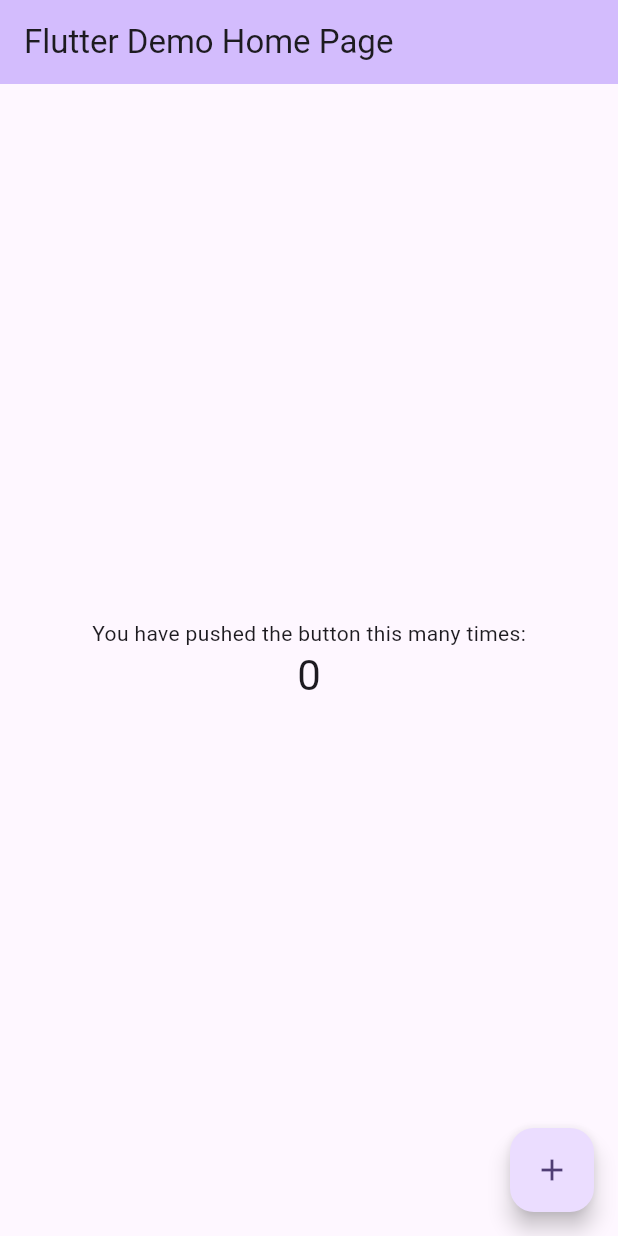
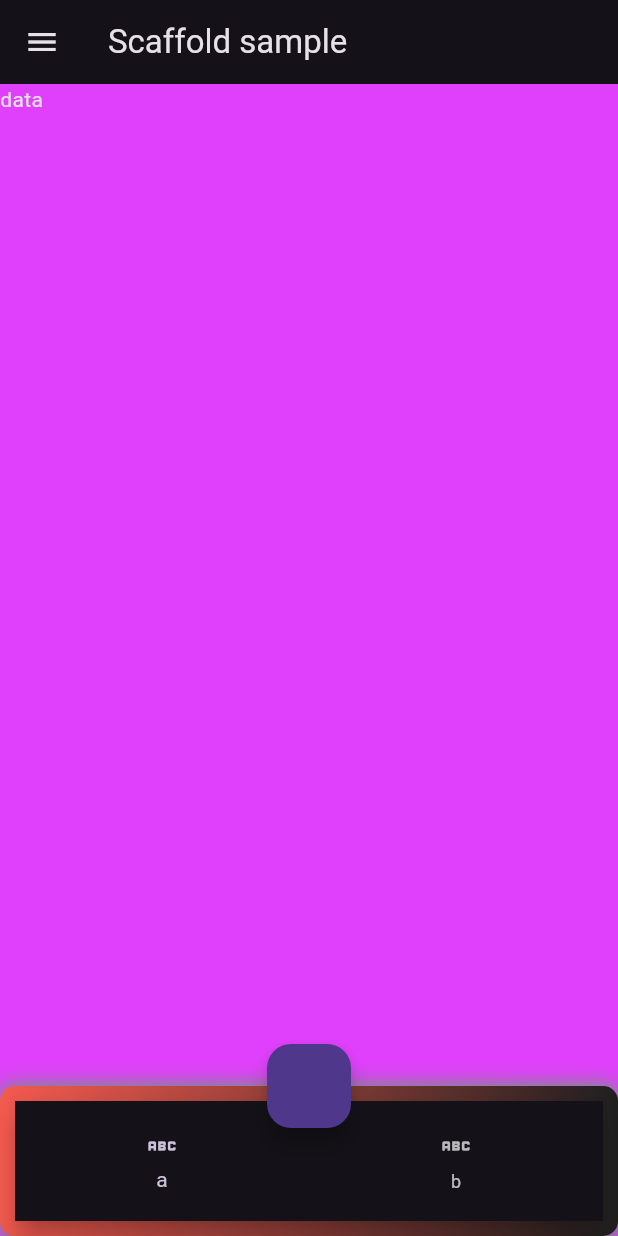
Before and after one commit to senaykeskin/flutter_exercises, a Flutter app: the screen it shows after launch, on a phone screen of 412 x 824 dp. Run offline on Flutter 3.47's test engine with Material 3 defaults, Android fonts, the light colour scheme and no system bars.

Commit message:
basic components were learned
- Text
- SizedBox
- Container
- Scaffold

```diff
--- /dev/null
+++ b/lib/101/container_sized_box_learn.dart
@@ -0,0 +1,58 @@
+import 'package:flutter/material.dart';
+
+class ContainerSizedBoxLearn extends StatelessWidget {
+  @override
+  Widget build(BuildContext context) {
+    return Scaffold(
+      appBar: AppBar(),
+      body: Column(
+        children: [
+          SizedBox(
+            width: 200,
+            height: 200,
+            child: Text("a" * 500),
+          ),
+          const SizedBox.shrink(),
+          SizedBox.square(
+            dimension: 50,
+            child: Text("b" * 50),
+          ),
+          Container(
+            height: 50,
+            constraints: const BoxConstraints(
+                maxWidth: 150, minWidth: 100, maxHeight: 100),
+            padding: const EdgeInsets.all(10),
+            margin: const EdgeInsets.all(10),
+            child: Text("cc"),
+            decoration: ProjectUtility.boxDecoration,
+            ),
+        ],
+      ),
+    );
+  }
+}
+
+class ProjectUtility {
+  static BoxDecoration boxDecoration = BoxDecoration(
+      borderRadius: BorderRadius.circular(10),
+      color: Colors.red,
+      gradient: const LinearGradient(colors: [Colors.red, Colors.black]),
+      boxShadow: [
+        BoxShadow(color: Colors.green, offset: Offset(0.1, 1), blurRadius: 12)
+      ],
+      border: Border.all(width: 10, color: Colors.white12));
+}
+
+class ProjectContainerDecoration extends BoxDecoration {
+  ProjectContainerDecoration()
+      : super(
+          borderRadius: BorderRadius.circular(10),
+          color: Colors.red,
+          gradient: const LinearGradient(colors: [Colors.red, Colors.black]),
+          boxShadow: [
+            BoxShadow(
+                color: Colors.green, offset: Offset(0.1, 1), blurRadius: 12)
+          ],
+          border: Border.all(width: 10, color: Colors.white12),
+        );
+}
--- /dev/null
+++ b/lib/101/scaffold_learn.dart
@@ -0,0 +1,34 @@
+import 'package:flutter/material.dart';
+import 'package:flutter_exercises/101/container_sized_box_learn.dart';
+
+class ScaffoldLearnView extends StatelessWidget {
+  const ScaffoldLearnView({super.key});
+
+  @override
+  Widget build(BuildContext context) {
+    return Scaffold(
+      appBar: AppBar(title: const Text("Scaffold sample")),
+      body: const Text("data"),
+      backgroundColor: Colors.purpleAccent,
+      floatingActionButton: FloatingActionButton(
+        onPressed: () {
+          showModalBottomSheet(
+              context: context,
+              builder: (context) => Container(
+                    height: 200,
+                  ));
+        },
+      ),
+      floatingActionButtonLocation: FloatingActionButtonLocation.centerDocked,
+      drawer: const Drawer(),
+      bottomNavigationBar: Container(
+        height: 100,
+        decoration: ProjectContainerDecoration(),
+        child: BottomNavigationBar(items: const [
+          BottomNavigationBarItem(icon: Icon(Icons.abc_outlined), label: "a"),
+          BottomNavigationBarItem(icon: Icon(Icons.abc_outlined), label: "b"),
+        ]),
+      ),
+    );
+  }
+}
--- a/lib/main.dart
+++ b/lib/main.dart
@@ -1,4 +1,7 @@
 import 'package:flutter/material.dart';
+import 'package:flutter_exercises/101/container_sized_box_learn.dart';
+import 'package:flutter_exercises/101/scaffold_learn.dart';
+import 'package:flutter_exercises/101/text_learn_view.dart';
 
 void main() {
   runApp(const MyApp());
@@ -12,114 +15,9 @@
   Widget build(BuildContext context) {
     return MaterialApp(
       title: 'Flutter Demo',
-      theme: ThemeData(
-        // This is the theme of your application.
-        //
-        // TRY THIS: Try running your application with "flutter run". You'll see
-        // the application has a purple toolbar. Then, without quitting the app,
-        // try changing the seedColor in the colorScheme below to Colors.green
-        // and then invoke "hot reload" (save your changes or press the "hot
-        // reload" button in a Flutter-supported IDE, or press "r" if you used
-        // the command line to start the app).
-        //
-        // Notice that the counter didn't reset back to zero; the application
-        // state is not lost during the reload. To reset the state, use hot
-        // restart instead.
-        //
-        // This works for code too, not just values: Most code changes can be
-        // tested with just a hot reload.
-        colorScheme: ColorScheme.fromSeed(seedColor: Colors.deepPurple),
-        useMaterial3: true,
-      ),
-      home: const MyHomePage(title: 'Flutter Demo Home Page'),
+      debugShowCheckedModeBanner: false,
+      theme: ThemeData.dark(),
+      home: ScaffoldLearnView(),
     );
   }
 }
-
-class MyHomePage extends StatefulWidget {
-  const MyHomePage({super.key, required this.title});
-
-  // This widget is the home page of your application. It is stateful, meaning
-  // that it has a State object (defined below) that contains fields that affect
-  // how it looks.
-
-  // This class is the configuration for the state. It holds the values (in this
-  // case the title) provided by the parent (in this case the App widget) and
-  // used by the build method of the State. Fields in a Widget subclass are
-  // always marked "final".
-
-  final String title;
-
-  @override
-  State<MyHomePage> createState() => _MyHomePageState();
-}
-
-class _MyHomePageState extends State<MyHomePage> {
-  int _counter = 0;
-
-  void _incrementCounter() {
-    setState(() {
-      // This call to setState tells the Flutter framework that something has
-      // changed in this State, which causes it to rerun the build method below
-      // so that the display can reflect the updated values. If we changed
-      // _counter without calling setState(), then the build method would not be
-      // called again, and so nothing would appear to happen.
-      _counter++;
-    });
-  }
-
-  @override
-  Widget build(BuildContext context) {
-    // This method is rerun every time setState is called, for instance as done
-    // by the _incrementCounter method above.
-    //
-    // The Flutter framework has been optimized to make rerunning build methods
-    // fast, so that you can just rebuild anything that needs updating rather
-    // than having to individually change instances of widgets.
-    return Scaffold(
-      appBar: AppBar(
-        // TRY THIS: Try changing the color here to a specific color (to
-        // Colors.amber, perhaps?) and trigger a hot reload to see the AppBar
-        // change color while the other colors stay the same.
-        backgroundColor: Theme.of(context).colorScheme.inversePrimary,
-        // Here we take the value from the MyHomePage object that was created by
-        // the App.build method, and use it to set our appbar title.
-        title: Text(widget.title),
-      ),
-      body: Center(
-        // Center is a layout widget. It takes a single child and positions it
-        // in the middle of the parent.
-        child: Column(
-          // Column is also a layout widget. It takes a list of children and
-          // arranges them vertically. By default, it sizes itself to fit its
-          // children horizontally, and tries to be as tall as its parent.
-          //
-          // Column has various properties to control how it sizes itself and
-          // how it positions its children. Here we use mainAxisAlignment to
-          // center the children vertically; the main axis here is the vertical
-          // axis because Columns are vertical (the cross axis would be
-          // horizontal).
-          //
-          // TRY THIS: Invoke "debug painting" (choose the "Toggle Debug Paint"
-          // action in the IDE, or press "p" in the console), to see the
-          // wireframe for each widget.
-          mainAxisAlignment: MainAxisAlignment.center,
-          children: <Widget>[
-            const Text(
-              'You have pushed the button this many times:',
-            ),
-            Text(
-              '$_counter',
-              style: Theme.of(context).textTheme.headlineMedium,
-            ),
-          ],
-        ),
-      ),
-      floatingActionButton: FloatingActionButton(
-        onPressed: _incrementCounter,
-        tooltip: 'Increment',
-        child: const Icon(Icons.add),
-      ), // This trailing comma makes auto-formatting nicer for build methods.
-    );
-  }
-}
```
Also changed, not shown: lib/101/text_learn_view.dart (added, +57 -0 lines).
